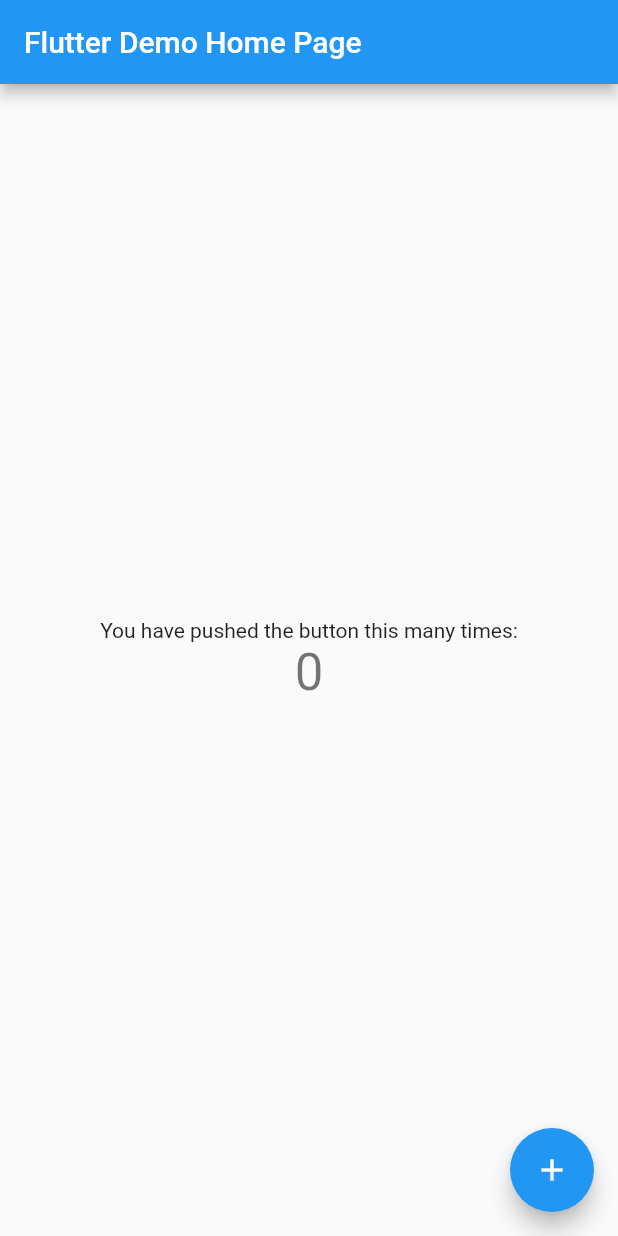
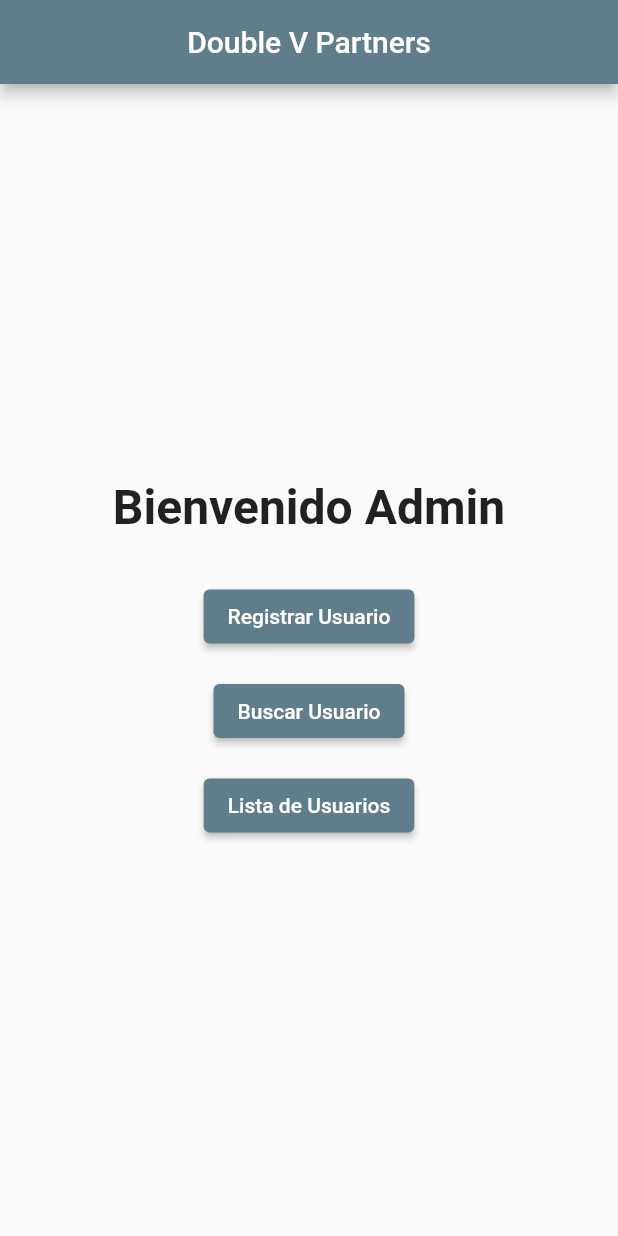
Before and after one commit to Viiic98/prueba-flutter-Double-V-Partners, a Flutter app: the screen it shows after launch, on a phone screen of 412 x 824 dp. Run offline on Flutter 3.47's test engine with Material 2 defaults, Android fonts, the phone set to English and light mode, and no system bars.

Commit message:
Add home page

```diff
--- a/workspace/double_v/lib/main.dart
+++ b/workspace/double_v/lib/main.dart
@@ -1,113 +1,60 @@
 import 'package:flutter/material.dart';
 
-void main() {
-  runApp(MyApp());
-}
+
+void main() => runApp(new MyApp());
 
 class MyApp extends StatelessWidget {
-  // This widget is the root of your application.
   @override
   Widget build(BuildContext context) {
-    return MaterialApp(
-      title: 'Flutter Demo',
-      theme: ThemeData(
-        // This is the theme of your application.
-        //
-        // Try running your application with "flutter run". You'll see the
-        // application has a blue toolbar. Then, without quitting the app, try
-        // changing the primarySwatch below to Colors.green and then invoke
-        // "hot reload" (press "r" in the console where you ran "flutter run",
-        // or simply save your changes to "hot reload" in a Flutter IDE).
-        // Notice that the counter didn't reset back to zero; the application
-        // is not restarted.
-        primarySwatch: Colors.blue,
+    return new MaterialApp(
+      theme: new ThemeData(
+        primarySwatch: Colors.blueGrey,
       ),
-      home: MyHomePage(title: 'Flutter Demo Home Page'),
+      home: new HomePage(),
+      routes: <String, WidgetBuilder>{
+        '/home': (BuildContext context) => new HomePage(),
+      },
     );
   }
 }
 
-class MyHomePage extends StatefulWidget {
-  MyHomePage({Key key, this.title}) : super(key: key);
-
-  // This widget is the home page of your application. It is stateful, meaning
-  // that it has a State object (defined below) that contains fields that affect
-  // how it looks.
-
-  // This class is the configuration for the state. It holds the values (in this
-  // case the title) provided by the parent (in this case the App widget) and
-  // used by the build method of the State. Fields in a Widget subclass are
-  // always marked "final".
-
-  final String title;
-
-  @override
-  _MyHomePageState createState() => _MyHomePageState();
-}
-
-class _MyHomePageState extends State<MyHomePage> {
-  int _counter = 0;
-
-  void _incrementCounter() {
-    setState(() {
-      // This call to setState tells the Flutter framework that something has
-      // changed in this State, which causes it to rerun the build method below
-      // so that the display can reflect the updated values. If we changed
-      // _counter without calling setState(), then the build method would not be
-      // called again, and so nothing would appear to happen.
-      _counter++;
-    });
-  }
+class HomePage extends StatelessWidget {
 
   @override
   Widget build(BuildContext context) {
-    // This method is rerun every time setState is called, for instance as done
-    // by the _incrementCounter method above.
-    //
-    // The Flutter framework has been optimized to make rerunning build methods
-    // fast, so that you can just rebuild anything that needs updating rather
-    // than having to individually change instances of widgets.
     return Scaffold(
       appBar: AppBar(
-        // Here we take the value from the MyHomePage object that was created by
-        // the App.build method, and use it to set our appbar title.
-        title: Text(widget.title),
+        title: Text('Double V Partners'),
+        centerTitle: true,
+        automaticallyImplyLeading: false,
       ),
       body: Center(
-        // Center is a layout widget. It takes a single child and positions it
-        // in the middle of the parent.
-        child: Column(
-          // Column is also a layout widget. It takes a list of children and
-          // arranges them vertically. By default, it sizes itself to fit its
-          // children horizontally, and tries to be as tall as its parent.
-          //
-          // Invoke "debug painting" (press "p" in the console, choose the
-          // "Toggle Debug Paint" action from the Flutter Inspector in Android
-          // Studio, or the "Toggle Debug Paint" command in Visual Studio Code)
-          // to see the wireframe for each widget.
-          //
-          // Column has various properties to control how it sizes itself and
-          // how it positions its children. Here we use mainAxisAlignment to
-          // center the children vertically; the main axis here is the vertical
-          // axis because Columns are vertical (the cross axis would be
-          // horizontal).
-          mainAxisAlignment: MainAxisAlignment.center,
-          children: <Widget>[
-            Text(
-              'You have pushed the button this many times:',
+          child: new Column(
+              mainAxisAlignment: MainAxisAlignment.center,
+              children: <Widget>[
+            Text('Bienvenido Admin',
+                textAlign: TextAlign.center,
+                style: TextStyle(
+                  fontWeight: FontWeight.bold,
+                  fontSize: 32,
+                )),
+            SizedBox(height: 30),
+            ElevatedButton(
+              child: Text('Registrar Usuario'),
+              onPressed: (() =>
+                  Navigator.of(context).pushNamed('/registration')),
             ),
-            Text(
-              '$_counter',
-              style: Theme.of(context).textTheme.headline4,
+            SizedBox(height: 15),
+            ElevatedButton(
+              child: Text('Buscar Usuario'),
+              onPressed: (() => Navigator.of(context).pushNamed('/search')),
             ),
-          ],
-        ),
-      ),
-      floatingActionButton: FloatingActionButton(
-        onPressed: _incrementCounter,
-        tooltip: 'Increment',
-        child: Icon(Icons.add),
-      ), // This trailing comma makes auto-formatting nicer for build methods.
+            SizedBox(height: 15),
+            ElevatedButton(
+              child: Text('Lista de Usuarios'),
+              onPressed: (() => Navigator.of(context).pushNamed('/list')),
+            ),
+          ])),
     );
   }
 }
```
